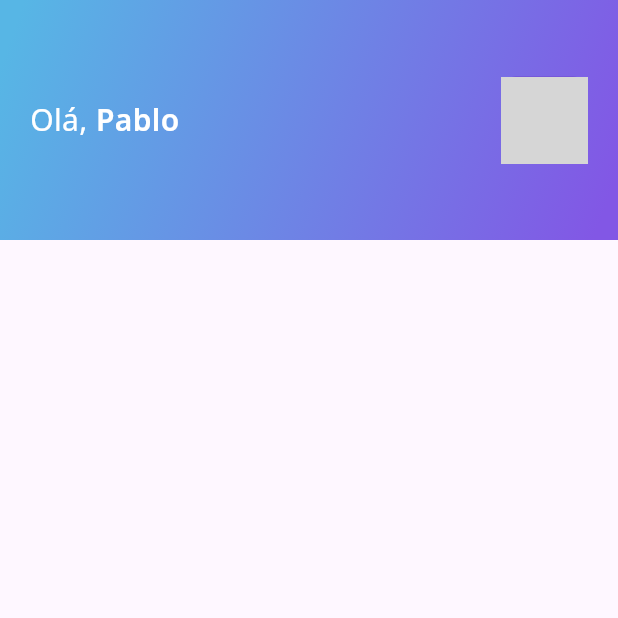
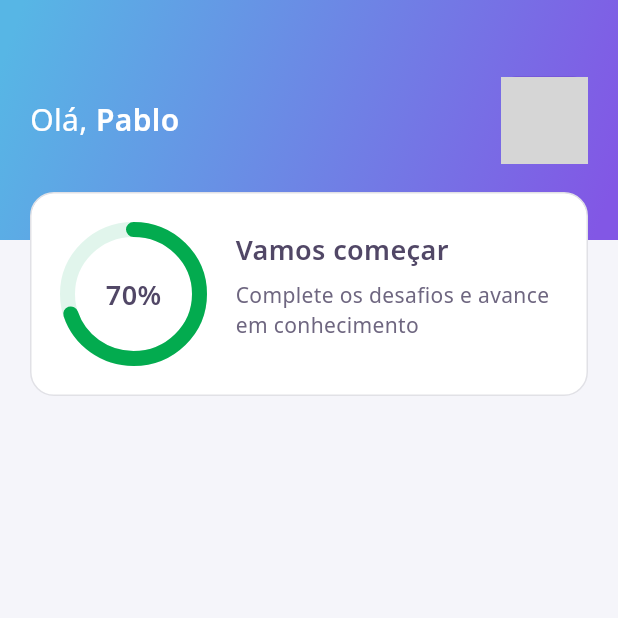
Before and after one commit to PabloXT14/devquiz, a Flutter app: the screen it shows after launch, on a phone screen of 412 x 824 dp, the top half of it. Run offline on Flutter 3.47's test engine with Material 3 defaults, Android fonts, the phone set to English and light mode, and no system bars; our stand-ins replace google_fonts; network calls fail; grey boxes are pictures that could not be loaded.

Commit message:
feat: create score card

```diff
--- a/lib/features/home/presentation/home_view.dart
+++ b/lib/features/home/presentation/home_view.dart
@@ -1,4 +1,5 @@
-import 'package:devquiz/features/home/presentation/widgets/app_bar_widget.dart';
+import 'package:devquiz/app/theme/app_colors.dart';
+import 'package:devquiz/features/home/presentation/widgets/app_bar/app_bar_widget.dart';
 import 'package:flutter/material.dart';
 
 class HomeView extends StatefulWidget {
@@ -11,6 +12,12 @@ class HomeView extends StatefulWidget {
 class _HomeViewState extends State<HomeView> {
   @override
   Widget build(BuildContext context) {
-    return Scaffold(appBar: AppBarWidget(), body: Center());
+    return Scaffold(
+      appBar: AppBarWidget(),
+      body: Container(
+        padding: const EdgeInsets.symmetric(horizontal: 20),
+        color: AppColors.background,
+      ),
+    );
   }
 }
--- /dev/null
+++ b/lib/features/home/presentation/widgets/app_bar/app_bar_widget.dart
@@ -0,0 +1,70 @@
+import 'package:devquiz/app/theme/app_colors.dart';
+import 'package:devquiz/app/theme/app_text_styles.dart';
+import 'package:devquiz/features/home/presentation/widgets/score_card/score_card.dart';
+import 'package:flutter/material.dart';
+
+class AppBarWidget extends PreferredSize {
+  AppBarWidget({super.key})
+    : super(
+        preferredSize: Size.fromHeight(264),
+        child: Container(
+          height: 264,
+          color: AppColors.background,
+          child: Stack(
+            children: [
+              Container(
+                height: 160,
+                padding: const EdgeInsets.symmetric(horizontal: 20),
+                decoration: BoxDecoration(gradient: AppColors.linearGradient),
+                child: Row(
+                  mainAxisAlignment: MainAxisAlignment.spaceBetween,
+                  crossAxisAlignment: CrossAxisAlignment.center,
+                  children: [
+                    Text.rich(
+                      TextSpan(
+                        text: 'Olá, ',
+                        style: AppTextStyles.headingMdRegular.copyWith(
+                          color: AppColors.white,
+                        ),
+                        children: [
+                          TextSpan(
+                            text: 'Pablo',
+                            style: AppTextStyles.headingMd.copyWith(
+                              color: AppColors.white,
+                            ),
+                          ),
+                        ],
+                      ),
+                    ),
+
+                    Container(
+                      width: 58,
+                      height: 58,
+                      decoration: BoxDecoration(
+                        border: Border.all(color: AppColors.stroke, width: 2),
+                        borderRadius: BorderRadius.circular(10),
+                        image: DecorationImage(
+                          image: NetworkImage(
+                            "https://github.com/pabloxt14.png",
+                          ),
+                          fit: BoxFit.cover,
+                        ),
+                      ),
+                    ),
+                  ],
+                ),
+              ),
+
+              Align(
+                alignment: Alignment(0.0, 1.0),
+                child: Container(
+                  height: 136,
+                  padding: const EdgeInsets.symmetric(horizontal: 20),
+                  child: ScoreCard(),
+                ),
+              ),
+            ],
+          ),
+        ),
+      );
+}
--- a/lib/features/home/presentation/widgets/app_bar_widget.dart
+++ /dev/null
@@ -1,50 +0,0 @@
-import 'package:devquiz/app/theme/app_colors.dart';
-import 'package:devquiz/app/theme/app_text_styles.dart';
-import 'package:flutter/material.dart';
-
-class AppBarWidget extends PreferredSize {
-  AppBarWidget({super.key})
-    : super(
-        preferredSize: Size.fromHeight(160),
-        child: Container(
-          height: 160,
-          padding: const EdgeInsets.symmetric(horizontal: 20),
-          decoration: BoxDecoration(gradient: AppColors.linearGradient),
-          child: Row(
-            mainAxisAlignment: MainAxisAlignment.spaceBetween,
-            crossAxisAlignment: CrossAxisAlignment.center,
-            children: [
-              Text.rich(
-                TextSpan(
-                  text: 'Olá, ',
-                  style: AppTextStyles.headingMdRegular.copyWith(
-                    color: AppColors.white,
-                  ),
-                  children: [
-                    TextSpan(
-                      text: 'Pablo',
-                      style: AppTextStyles.headingMd.copyWith(
-                        color: AppColors.white,
-                      ),
-                    ),
-                  ],
-                ),
-              ),
-
-              Container(
-                width: 58,
-                height: 58,
-                decoration: BoxDecoration(
-                  border: Border.all(color: AppColors.stroke, width: 2),
-                  borderRadius: BorderRadius.circular(10),
-                  image: DecorationImage(
-                    image: NetworkImage("https://github.com/pabloxt14.png"),
-                    fit: BoxFit.cover,
-                  ),
-                ),
-              ),
-            ],
-          ),
-        ),
-      );
-}
--- /dev/null
+++ b/lib/features/home/presentation/widgets/chart/chart.dart
@@ -0,0 +1,38 @@
+import 'package:devquiz/app/theme/app_colors.dart';
+import 'package:devquiz/app/theme/app_text_styles.dart';
+import 'package:flutter/material.dart';
+
+class Chart extends StatelessWidget {
+  const new({super.key});
+
+  @override
+  Widget build(BuildContext context) {
+    return Container(
+      width: 88,
+      height: 88,
+      child: Stack(
+        children: [
+          Center(
+            child: Container(
+              width: 88,
+              height: 88,
+              child: CircularProgressIndicator(
+                value: 0.7,
+                strokeWidth: 10,
+                strokeCap: StrokeCap.round,
+                backgroundColor: AppColors.green100,
+                valueColor: AlwaysStoppedAnimation<Color>(AppColors.green500),
+              ),
+            ),
+          ),
+          Center(
+            child: Text(
+              "70%",
+              style: AppTextStyles.headingSm.copyWith(color: AppColors.heading),
+            ),
+          ),
+        ],
+      ),
+    );
+  }
+}
--- /dev/null
+++ b/lib/features/home/presentation/widgets/score_card/score_card.dart
@@ -0,0 +1,52 @@
+import 'package:devquiz/app/theme/app_colors.dart';
+import 'package:devquiz/app/theme/app_text_styles.dart';
+import 'package:devquiz/features/home/presentation/widgets/chart/chart.dart';
+import 'package:flutter/material.dart';
+
+class ScoreCard extends StatelessWidget {
+  const new({super.key});
+
+  @override
+  Widget build(BuildContext context) {
+    return Container(
+      width: double.infinity,
+      padding: const EdgeInsets.all(24),
+      decoration: BoxDecoration(
+        color: AppColors.white,
+        borderRadius: BorderRadius.circular(16),
+        border: Border.fromBorderSide(
+          BorderSide(color: AppColors.border, width: 1),
+        ),
+      ),
+      child: Row(
+        crossAxisAlignment: CrossAxisAlignment.center,
+        spacing: 24,
+        children: [
+          // CIRCULAR PROGRESS INDICATOR
+          Chart(),
+
+          // TEXTS
+          Expanded(
+            flex: 1,
+            child: Column(
+              spacing: 8,
+              crossAxisAlignment: CrossAxisAlignment.start,
+              children: [
+                Text(
+                  "Vamos começar",
+                  style: AppTextStyles.headingSm.copyWith(
+                    color: AppColors.heading,
+                  ),
+                ),
+                Text(
+                  "Complete os desafios e avance em conhecimento",
+                  style: AppTextStyles.bodyMd.copyWith(color: AppColors.body),
+                ),
+              ],
+            ),
+          ),
+        ],
+      ),
+    );
+  }
+}
```
